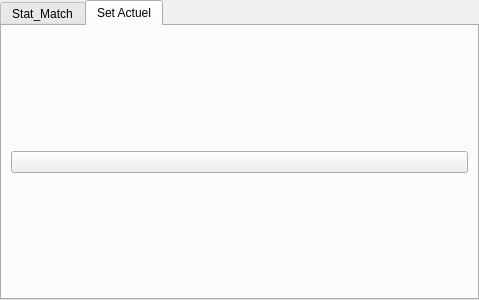
Qt form ui/twstatjoueur.ui (flagage/volleyclubstats) before a commit.
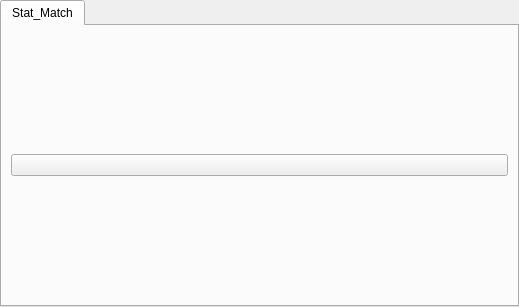
The same form after that commit. The open tabs and pages were chosen to show the change.

Patch:
```diff
--- a/ui/twstatjoueur.ui
+++ b/ui/twstatjoueur.ui
@@ -6,8 +6,8 @@
    <rect>
     <x>0</x>
     <y>0</y>
-    <width>479</width>
-    <height>300</height>
+    <width>519</width>
+    <height>307</height>
    </rect>
   </property>
   <property name="windowTitle">
@@ -33,23 +33,6 @@
     </item>
    </layout>
   </widget>
-  <widget class="QWidget" name="tab_2">
-   <attribute name="title">
-    <string>Set Actuel</string>
-   </attribute>
-   <layout class="QGridLayout" name="gridLayout_4">
-    <item row="0" column="0">
-     <layout class="QGridLayout" name="gridLayout_3"/>
-    </item>
-    <item row="1" column="0">
-     <widget class="QPushButton" name="pushButton_2">
-      <property name="text">
-       <string/>
-      </property>
-     </widget>
-    </item>
-   </layout>
-  </widget>
  </widget>
  <resources/>
  <connections/>
```
